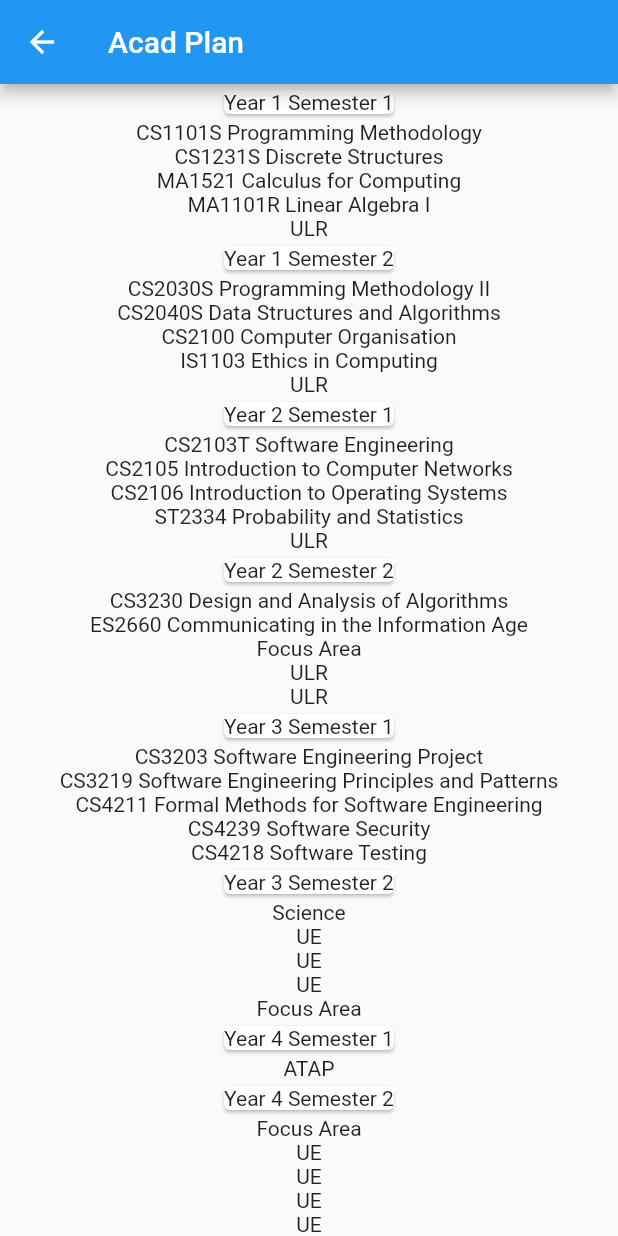
After one commit to AcadPlanNUS/Project-Code, a Flutter app: the AcadPlan screen opened directly, on a phone screen of 412 x 824 dp. The commit adds this screen. Run offline on Flutter 3.47's test engine with Material 2 defaults, Android fonts, the phone set to English and light mode, and no system bars; our stand-ins replace dropdown_formfield; network calls fail.

Commit message:
Add Acad planner screen

```diff
--- a/lib/main.dart
+++ b/lib/main.dart
@@ -1,5 +1,6 @@
 import 'package:flutter/material.dart';
 import 'package:hackAndRoll/modelmanager.dart';
+import 'package:hackAndRoll/screens/AcadPlan.dart';
 import 'package:hackAndRoll/storage/storage.dart';
 
 import './screens/CompletedModule.dart';
@@ -151,6 +152,7 @@ class _MyHomePageState extends State<MyHomePage> {
       Navigator.push(
       context,
       MaterialPageRoute(builder: (context) => CompletedModule(widget.completedMods)),
+      //MaterialPageRoute(builder: (context) => AcadPlan()),
   );
     }
   }
--- /dev/null
+++ b/lib/screens/AcadPlan.dart
@@ -0,0 +1,84 @@
+
+import 'package:flutter/material.dart';
+import 'package:hackAndRoll/widgets/Semester.dart';
+
+class AcadPlan extends StatefulWidget {
+  var csModules = [
+    "CS1101S Programming Methodology",
+    "CS1231S Discrete Structures",
+    "MA1521 Calculus for Computing",
+    "MA1101R Linear Algebra I",
+    "ULR",
+    "CS2030S Programming Methodology II",
+    "CS2040S Data Structures and Algorithms",
+    "CS2100 Computer Organisation",
+    "IS1103 Ethics in Computing",
+    "ULR",
+    "CS2103T Software Engineering",
+    "CS2105 Introduction to Computer Networks",
+    "CS2106 Introduction to Operating Systems",
+    "ST2334 Probability and Statistics",
+    "ULR",
+    "CS3230 Design and Analysis of Algorithms",
+    "ES2660 Communicating in the Information Age",
+    "Focus Area",
+    "ULR",
+    "ULR",
+    "CS3203 Software Engineering Project",
+    "CS3219 Software Engineering Principles and Patterns",
+    "CS4211 Formal Methods for Software Engineering",
+    "CS4239 Software Security",
+    "CS4218 Software Testing",
+    "Science",
+    "UE",
+    "UE",
+    "UE",
+    "Focus Area",
+    "Focus Area",
+    "UE",
+    "UE",
+    "UE",
+    "UE"
+  ];
+  @override
+  _AcadPlanState createState() => _AcadPlanState();
+}
+
+
+class _AcadPlanState extends State<AcadPlan> {
+
+Widget getSingleSemester(int start, String name) {
+  List<String> mods = new List();
+  for (int i = start; i < start + 5; i++) {
+    if (i < widget.csModules.length) {
+      mods.add(widget.csModules[i]);
+    }
+  }
+  return Semester(mods, name);
+}
+
+Widget getAllSems() {
+  return ListView(
+    children: <Widget>[
+      getSingleSemester(0, 'Year 1 Semester 1'),
+      getSingleSemester(5, 'Year 1 Semester 2'),
+      getSingleSemester(10, 'Year 2 Semester 1'),
+      getSingleSemester(15, 'Year 2 Semester 2'),
+      getSingleSemester(20, 'Year 3 Semester 1'),
+      getSingleSemester(25, 'Year 3 Semester 2'),
+      Semester(["ATAP"], "Year 4 Semester 1"),
+      getSingleSemester(30, 'Year 4 Semester 2'),
+
+    ],
+  );
+}
+  @override
+  Widget build(BuildContext context) {
+    return Scaffold(
+     appBar: AppBar(
+      title: const Text('Acad Plan'),
+    ),
+      body: getAllSems());
+
+  }
+}
--- /dev/null
+++ b/lib/widgets/Semester.dart
@@ -0,0 +1,21 @@
+import 'package:flutter/material.dart';
+
+class Semester extends StatelessWidget {
+  List<String> mods;
+  String name;
+  Semester(this.mods, this.name);
+
+  List<Widget> getWidgets() {
+    List<Widget> list = new List();
+    list.add(new Card(child: Text(name)));
+    for (int i = 0; i < mods.length; i++) {
+      list.add(new Text(mods[i]));
+    }
+    return list;
+  }
+
+  @override
+  Widget build(BuildContext context) {
+    return Column(children: getWidgets());
+  }
+}
```
